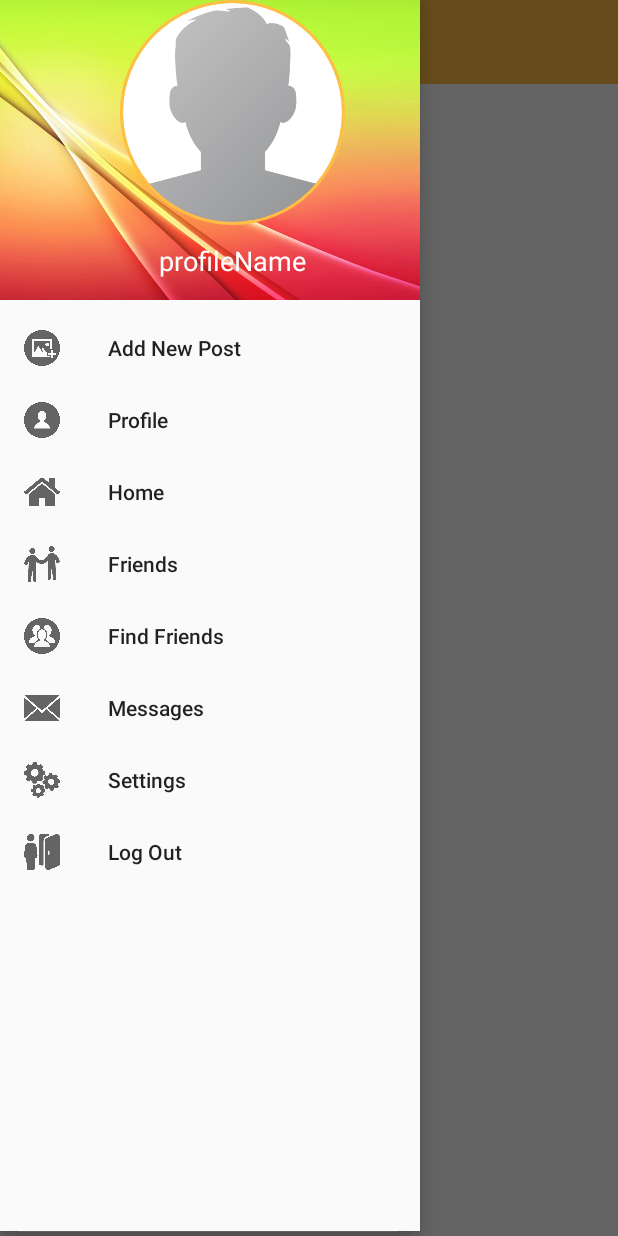
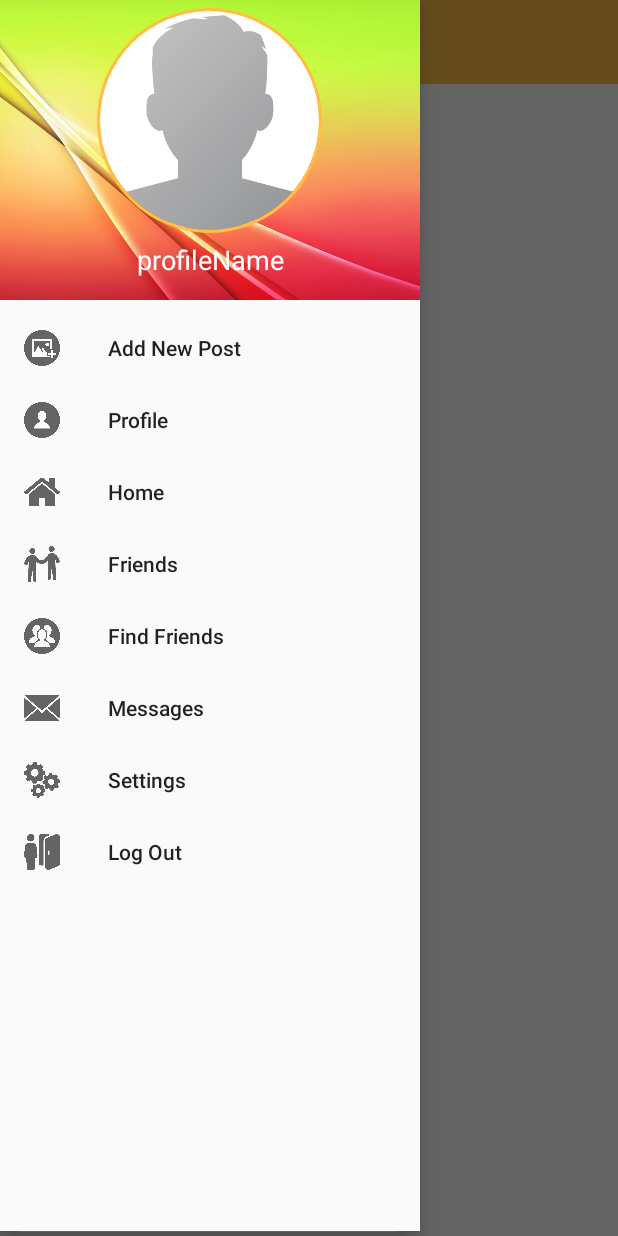
Before and after one commit to KobyKJackson/Link, an Android app: the MainActivity screen opened directly, with no data from a screen before it, with the side drawer open, on a phone screen of 412 x 824 dp. Run offline under Robolectric (Android 15) with nearby library versions, the phone set to English and light mode, and no system bars; our stand-ins replace CircleImageView, Firebase (no records; nobody signed in at launch, a user with empty details on screens opened directly), Picasso; 1 statement that could not run was skipped.

Commit message:
Finished Tut 16

```diff
--- a/app/src/main/AndroidManifest.xml
+++ b/app/src/main/AndroidManifest.xml
@@ -15,14 +15,15 @@
         android:supportsRtl="true"
         android:theme="@style/AppTheme">
         <activity android:name=".MainActivity">
+        </activity>
+        <activity android:name=".RegisterActivity" />
+        <activity android:name=".LogInActivity">
             <intent-filter>
                 <action android:name="android.intent.action.MAIN" />
 
                 <category android:name="android.intent.category.LAUNCHER" />
             </intent-filter>
         </activity>
-        <activity android:name=".RegisterActivity" />
-        <activity android:name=".LogInActivity" />
         <activity android:name=".SetupActivity"></activity>
 
         <activity android:name="com.theartofdev.edmodo.cropper.CropImageActivity"
--- a/app/src/main/java/com/jackson/k/koby/link/MainActivity.java
+++ b/app/src/main/java/com/jackson/k/koby/link/MainActivity.java
@@ -11,6 +11,7 @@ import android.support.v7.widget.RecyclerView;
 import android.support.v7.widget.Toolbar;
 import android.view.MenuItem;
 import android.view.View;
+import android.widget.TextView;
 import android.widget.Toast;
 
 import com.google.firebase.auth.FirebaseAuth;
@@ -20,6 +21,9 @@ import com.google.firebase.database.DatabaseError;
 import com.google.firebase.database.DatabaseReference;
 import com.google.firebase.database.FirebaseDatabase;
 import com.google.firebase.database.ValueEventListener;
+import com.squareup.picasso.Picasso;
+
+import de.hdodenhof.circleimageview.CircleImageView;
 
 public class MainActivity extends AppCompatActivity
 {
@@ -29,8 +33,13 @@ public class MainActivity extends AppCompatActivity
     private RecyclerView postList;
     private Toolbar mainToolbar;
 
+    private CircleImageView NavProfilePicture;
+    private TextView NavFullName;
+
     private FirebaseAuth mAuth;
     private DatabaseReference UsersReference;
+
+    String currentUserID;
 
 
     @Override
@@ -40,6 +49,7 @@ public class MainActivity extends AppCompatActivity
         setContentView(R.layout.activity_main);
 
         mAuth = FirebaseAuth.getInstance();
+        currentUserID = mAuth.getCurrentUser().getUid();
         UsersReference = FirebaseDatabase.getInstance().getReference().child("Users");
 
         mainToolbar = findViewById(R.id.main_page_toolbar);
@@ -55,6 +65,40 @@ public class MainActivity extends AppCompatActivity
 
         navigationView = findViewById(R.id.navigation_view);
         View navView = navigationView.inflateHeaderView(R.layout.navigation_header);
+        NavProfilePicture = navView.findViewById(R.id.nav_profilePicture_Image);
+        NavFullName = navView.findViewById(R.id.nav_fullName_TextView);
+
+        UsersReference.child(currentUserID).addValueEventListener(new ValueEventListener()
+        {
+            @Override
+            public void onDataChange(DataSnapshot dataSnapshot)
+            {
+                if(dataSnapshot.exists())
+                {
+                    if(dataSnapshot.hasChild("fullName"))
+                    {
+                        String fullName =  dataSnapshot.child("fullName").getValue().toString(); //TODO: Add to user class when added
+                        NavFullName.setText(fullName);
+                    }
+
+                    if(dataSnapshot.hasChild("profilePicture"))
+                    {
+                        String image = dataSnapshot.child("profilePicture").getValue().toString(); //TODO: Add to user class when added
+                        Picasso.with(MainActivity.this).load(image).placeholder(R.drawable.profile).into(NavProfilePicture);
+                    }
+                    else
+                    {
+                        Toast.makeText(MainActivity.this, "Profile does not exist...", Toast.LENGTH_SHORT).show();
+                    }
+                }
+            }
+
+            @Override
+            public void onCancelled(DatabaseError databaseError)
+            {
+
+            }
+        });
 
         navigationView.setNavigationItemSelectedListener(new NavigationView.OnNavigationItemSelectedListener()
         {
--- a/app/src/main/res/layout/navigation_header.xml
+++ b/app/src/main/res/layout/navigation_header.xml
@@ -7,24 +7,25 @@
     android:background="@drawable/header">
 
     <de.hdodenhof.circleimageview.CircleImageView
-        android:id="@+id/profile_Image"
+        android:id="@+id/nav_profilePicture_Image"
         android:layout_width="150dp"
         android:layout_height="150dp"
-        android:layout_alignParentStart="true"
+        android:layout_alignParentStart="false"
         android:layout_alignParentTop="true"
-        android:layout_marginStart="80dp"
+        android:layout_centerHorizontal="true"
+        android:layout_marginTop="5dp"
         android:src="@drawable/profile"
         app:civ_border_color="@color/colorPrimaryDark"
         app:civ_border_width="2dp" />
 
     <TextView
-        android:id="@+id/profileName_TextView"
-        android:layout_width="150dp"
+        android:id="@+id/nav_fullName_TextView"
+        android:layout_width="match_parent"
         android:layout_height="wrap_content"
-        android:layout_alignParentStart="true"
+        android:layout_below="@+id/nav_profilePicture_Image"
+        android:layout_alignParentStart="false"
         android:layout_alignParentBottom="true"
-        android:layout_marginStart="80dp"
-        android:layout_marginBottom="14dp"
+        android:layout_marginTop="5dp"
         android:text="@string/profilename"
         android:textAlignment="center"
         android:textColor="@android:color/background_light"
```
Also changed, not shown: app/src/main/java/com/jackson/k/koby/link/LogInActivity.java (+79 -0 lines), app/src/main/java/com/jackson/k/koby/link/SetupActivity.java (+31 -1 lines).
